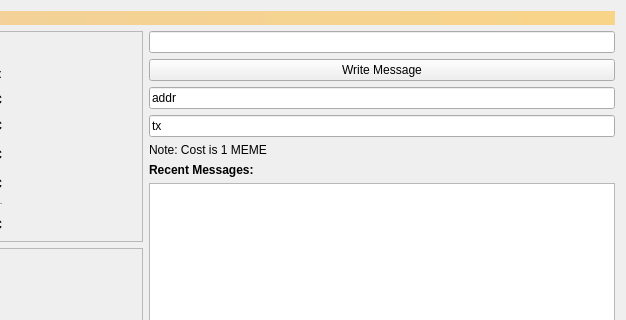
The window that src/qt/forms/overviewpage.ui (projectmemetic/pepecoin) describes before a commit, drawn with Qt 5; both pictures show x 334 to 960 and y 0 to 320 of the 960 by 596 pixel window.
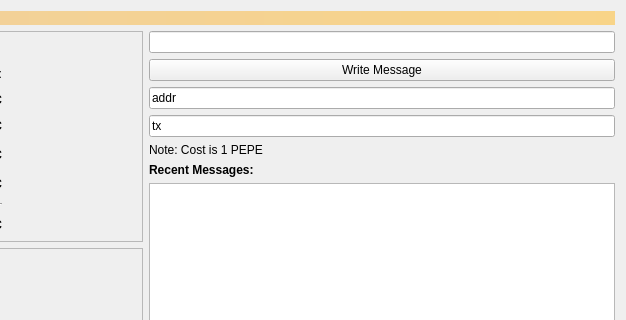
The same window after the commit.

Commit message: Rename Memetic back to original PepeCoin

What changed in the file:
```diff
--- a/src/qt/forms/overviewpage.ui
+++ b/src/qt/forms/overviewpage.ui
@@ -580,7 +580,7 @@
        <item>
         <widget class="QLabel" name="label">
          <property name="text">
-          <string>Note: Cost is 1 MEME</string>
+          <string>Note: Cost is 1 PEPE</string>
          </property>
         </widget>
        </item>
```
Left out of the diff: 4 changed lines with no effect on the pictures. The commit also changes 233 other files.
